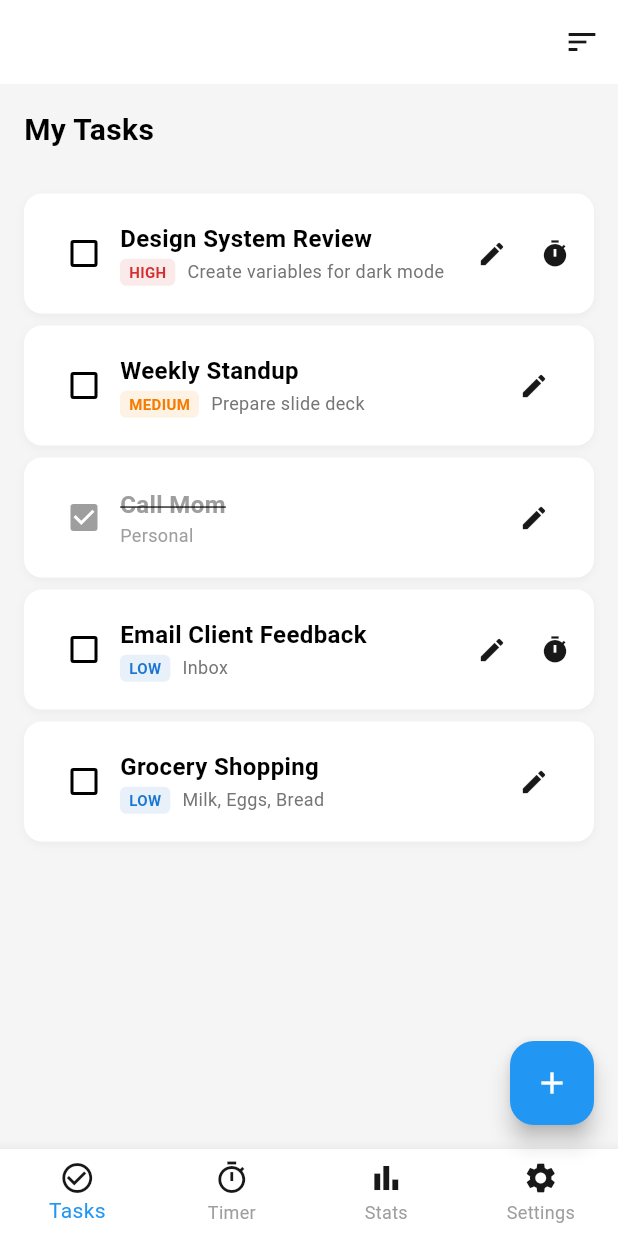
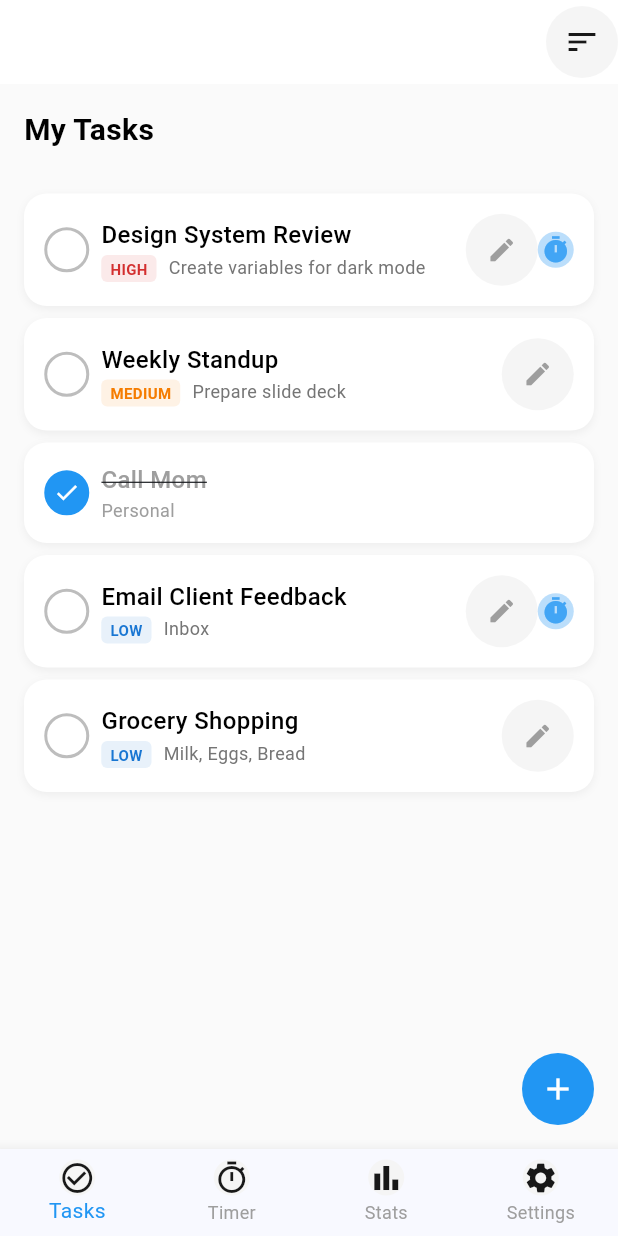
Before and after one commit to josevitor555/pomodoro_app, a Flutter app: the screen it shows after launch, on a phone screen of 412 x 824 dp. Run offline on Flutter 3.47's test engine with Material 3 defaults, Android fonts, the phone set to English and light mode, and no system bars.

Commit message:
15/12/2025 - Atividade do Charleno

```diff
--- a/lib/main.dart
+++ b/lib/main.dart
@@ -19,7 +19,7 @@ class TaskPomodoroApp extends StatelessWidget {
         // Tema iOS-like (White Theme)
         primarySwatch: Colors.blue,
         scaffoldBackgroundColor: const Color(
-          0xFFF5F5F5,
+          0xFFFAFAFA,
         ), // Background mais suave
         appBarTheme: const AppBarTheme(
           color: Colors.white,
@@ -32,8 +32,10 @@ class TaskPomodoroApp extends StatelessWidget {
           iconTheme: IconThemeData(color: Colors.black),
         ),
         // Cor de destaque (Ação) em azul sutil, mas vibrante.
-        colorScheme: ColorScheme.fromSwatch(primarySwatch: Colors.blue)
-            .copyWith(
+        colorScheme:
+            ColorScheme.fromSeed(
+              seedColor: const Color.fromARGB(255, 35, 35, 36),
+            ).copyWith(
               secondary: Colors.blue, // Usado para botões e acentos.
             ),
         useMaterial3: true,
--- a/lib/screens/pomodoro_screen.dart
+++ b/lib/screens/pomodoro_screen.dart
@@ -155,10 +155,16 @@ class _PomodoroScreenState extends State<PomodoroScreen> {
           Row(
             mainAxisAlignment: MainAxisAlignment.center,
             children: [
-              const Icon(
+              Container(
+                decoration: BoxDecoration(
+                  color: Colors.grey[100],
+                  shape: BoxShape.circle,
+                ),
+                child: const Icon(
                   Icons.check_circle_outline,
                   size: 16,
                   color: Color(0xFF181818),
+                ),
               ),
               const SizedBox(width: 8),
               Text(
@@ -215,7 +221,12 @@ class _PomodoroScreenState extends State<PomodoroScreen> {
             mainAxisAlignment: MainAxisAlignment.center,
             children: [
               // Botão Play/Pause
-              IconButton(
+              Container(
+                decoration: BoxDecoration(
+                  color: Colors.grey[100],
+                  shape: BoxShape.circle,
+                ),
+                child: IconButton(
                   icon: Icon(
                     _isRunning
                         ? Icons.pause_circle_filled
@@ -225,15 +236,22 @@ class _PomodoroScreenState extends State<PomodoroScreen> {
                   ),
                   onPressed: _toggleTimer,
                 ),
+              ),
               const SizedBox(width: 40),
               // Botão Reset
-              IconButton(
+              Container(
+                decoration: BoxDecoration(
+                  color: Colors.grey[100],
+                  shape: BoxShape.circle,
+                ),
+                child: IconButton(
                   icon: const Icon(
                     Icons.replay_circle_filled,
                     size: 50,
                     color: Color(0xFF181818),
                   ),
                   onPressed: _initializeTimerState,
+                ),
               ),
             ],
           ),
--- a/lib/screens/task_list_screen.dart
+++ b/lib/screens/task_list_screen.dart
@@ -136,19 +136,23 @@ class _TaskListScreenState extends State<TaskListScreen> {
           ),
         ),
         Expanded(
-          child: ListView(
+          child: ListView.builder(
+            // MUDANÇA: Use ListView.builder em vez de ListView.separated
+            itemCount: _tasks.length,
+            // MUDANÇA: Remover o separatorBuilder
+            // separatorBuilder: (context, index) => const Divider(height: 1, thickness: 1, color: Colors.grey),
             padding: const EdgeInsets.symmetric(vertical: 8.0),
-            children: [
-              for (final task in _tasks)
-                TaskTile(
+            itemBuilder: (context, index) {
+              final task = _tasks[index];
+              return TaskTile(
                 task: task,
                 isActive: _activeTask == task,
                 onToggleComplete: () => _toggleTaskCompletion(task),
                 onDelete: () => _deleteTask(task),
                 onSetActive: () => _setActiveTask(task),
                 onEdit: () => _editTask(task), // Chamada para a nova função
-                ),
-            ],
+              );
+            },
           ),
         ),
       ],
@@ -180,11 +184,17 @@ class _TaskListScreenState extends State<TaskListScreen> {
         title: const Text(''),
         automaticallyImplyLeading: false,
         actions: [
-          IconButton(
+          Container(
+            decoration: BoxDecoration(
+              color: Colors.grey[100],
+              shape: BoxShape.circle,
+            ),
+            child: IconButton(
               icon: const Icon(Icons.sort, color: Color(0xFF181818)),
               onPressed: () {
                 // Adicionar funcionalidade de ordenação
               },
+            ),
           ),
         ],
       ),
@@ -195,34 +205,63 @@ class _TaskListScreenState extends State<TaskListScreen> {
 
       // Botão de adição RF-1.1
       floatingActionButton: _currentIndex == 0
-          ? FloatingActionButton(
+          ? Container(
+              decoration: BoxDecoration(
+                color: Theme.of(context).colorScheme.secondary,
+                shape: BoxShape.circle,
+              ),
+              child: IconButton(
+                icon: const Icon(Icons.add, color: Colors.white),
                 onPressed: _openAddTaskModal,
-              backgroundColor: Theme.of(context).colorScheme.secondary,
-              child: const Icon(Icons.add, color: Colors.white),
+              ),
             )
           : null,
 
       // Barra de navegação inferior
       bottomNavigationBar: BottomNavigationBar(
         type: BottomNavigationBarType.fixed, // Permite mais de 3 itens
-        items: const <BottomNavigationBarItem>[
+        items: <BottomNavigationBarItem>[
           BottomNavigationBarItem(
-            icon: const Icon(
+            icon: Container(
+              decoration: BoxDecoration(
+                color: Colors.grey[100],
+                shape: BoxShape.circle,
+              ),
+              child: const Icon(
                 Icons.check_circle_outline,
                 color: Color(0xFF181818),
+              ),
             ),
             label: 'Tasks',
           ),
           BottomNavigationBarItem(
-            icon: const Icon(Icons.timer_outlined, color: Color(0xFF181818)),
+            icon: Container(
+              decoration: BoxDecoration(
+                color: Colors.grey[100],
+                shape: BoxShape.circle,
+              ),
+              child: const Icon(Icons.timer_outlined, color: Color(0xFF181818)),
+            ),
             label: 'Timer',
           ),
           BottomNavigationBarItem(
-            icon: const Icon(Icons.bar_chart, color: Color(0xFF181818)),
+            icon: Container(
+              decoration: BoxDecoration(
+                color: Colors.grey[100],
+                shape: BoxShape.circle,
+              ),
+              child: const Icon(Icons.bar_chart, color: Color(0xFF181818)),
+            ),
             label: 'Stats',
           ),
           BottomNavigationBarItem(
-            icon: const Icon(Icons.settings, color: Color(0xFF181818)),
+            icon: Container(
+              decoration: BoxDecoration(
+                color: Colors.grey[100],
+                shape: BoxShape.circle,
+              ),
+              child: const Icon(Icons.settings, color: Color(0xFF181818)),
+            ),
             label: 'Settings',
           ),
         ],
--- a/lib/widgets/task_tile.dart
+++ b/lib/widgets/task_tile.dart
@@ -21,6 +21,34 @@ class TaskTile extends StatelessWidget {
     required this.onEdit, // Adicione no construtor
   });
 
+  // 3. MUDANÇA: Substitui o Checkbox por um controle circular
+  Widget _buildCircularCheckbox(BuildContext context) {
+    return InkWell(
+      onTap: onToggleComplete,
+      borderRadius: BorderRadius.circular(15), // Arredondamento do InkWell
+      child: Container(
+        width: 30,
+        height: 30,
+        margin: const EdgeInsets.only(right: 8.0),
+        decoration: BoxDecoration(
+          shape: BoxShape.circle,
+          border: Border.all(
+            color: task.isCompleted
+                ? Theme.of(context).colorScheme.secondary
+                : Colors.grey.shade400,
+            width: 2,
+          ),
+          color: task.isCompleted
+              ? Theme.of(context).colorScheme.secondary
+              : Colors.transparent,
+        ),
+        child: task.isCompleted
+            ? const Icon(Icons.check, size: 18, color: Colors.white)
+            : null,
+      ),
+    );
+  }
+
   @override
   Widget build(BuildContext context) {
     // Cor da prioridade
@@ -39,40 +67,41 @@ class TaskTile extends StatelessWidget {
         priorityColor = Colors.grey;
     }
 
-    return GestureDetector(
-      // Usamos GestureDetector para detectar toque duplo
-      onDoubleTap: onEdit, // Toque duplo abre a edição
+    return Padding(
+      padding: const EdgeInsets.symmetric(vertical: 4.0, horizontal: 16.0),
+      child: GestureDetector(
+        onDoubleTap: onEdit,
         onLongPress: onDelete,
-      onTap: onSetActive, // Define como tarefa ativa ao tocar
+        onTap: onSetActive,
         child: Container(
-        margin: const EdgeInsets.symmetric(horizontal: 16.0, vertical: 4.0),
-        padding: const EdgeInsets.symmetric(vertical: 16.0, horizontal: 16.0),
+          padding: const EdgeInsets.all(12.0),
+          // 2. MUDANÇA: Estilização arredondada e sombra (minimalista)
           decoration: BoxDecoration(
-          color: isActive
-              ? Colors.grey.withOpacity(0.1)
-              : Colors.white, // Visual de ativo
-          borderRadius: BorderRadius.circular(12.0),
+            color: Colors.white, // Fundo branco para se destacar do FAFAFA
+            borderRadius: BorderRadius.circular(15),
             boxShadow: [
               BoxShadow(
-              color: Colors.grey.withOpacity(0.1),
-              blurRadius: 4.0,
+                color: Colors.black.withOpacity(0.05), // Sombra leve
+                spreadRadius: 0,
+                blurRadius: 4,
                 offset: const Offset(0, 2),
               ),
             ],
+            border: Border.all(
+              color: isActive
+                  ? Theme.of(context).colorScheme.secondary.withOpacity(0.5)
+                  : Colors.transparent,
+              width: 1.5,
+            ),
           ),
           child: Row(
             children: <Widget>[
-            // Checkbox de conclusão (RF-1.5)
-            Checkbox(
-              value: task.isCompleted,
-              onChanged: (val) => onToggleComplete(),
-              activeColor: task.isCompleted
-                  ? Colors.grey
-                  : Theme.of(context).colorScheme.secondary,
-            ),
+              // 3. MUDANÇA: Usa o novo widget circular
+              _buildCircularCheckbox(context),
 
               Expanded(
                 child: Column(
+                  // ... (resto da coluna de texto)
                   crossAxisAlignment: CrossAxisAlignment.start,
                   children: [
                     // Título
@@ -83,10 +112,12 @@ class TaskTile extends StatelessWidget {
                             ? TextDecoration.lineThrough
                             : TextDecoration.none,
                         fontSize: 16,
-                      fontWeight: FontWeight.w600,
+                        fontWeight: FontWeight.w500, // Levemente mais leve
                         color: task.isCompleted ? Colors.grey : Colors.black,
                       ),
                     ),
+                    // Detalhes (Priority & Description/Category)
+                    // ... (resto do código de detalhes)
                     // Detalhes (Priority & Description/Category)
                     Row(
                       children: [
@@ -129,35 +160,44 @@ class TaskTile extends StatelessWidget {
                 ),
               ),
 
-            // Ícone de edição
-            IconButton(
-              icon: const Icon(Icons.edit, size: 20, color: Color(0xFF181818)),
+              // Novo ícone para edição, removido o toque duplo para UX.
+              if (!task.isCompleted)
+                Container(
+                  decoration: BoxDecoration(
+                    color: Colors.grey[100],
+                    shape: BoxShape.circle,
+                  ),
+                  child: IconButton(
+                    icon: const Icon(Icons.edit, size: 20, color: Colors.grey),
                     onPressed: onEdit,
-              splashRadius: 24.0,
+                  ),
                 ),
 
               // Indicador de Pomodoro habilitado (RF-1.4)
               if (task.hasPomodoro && !task.isCompleted)
-              Padding(
-                padding: const EdgeInsets.only(left: 8.0),
-                child: const Icon(
+                Container(
+                  decoration: BoxDecoration(
+                    color: Colors.blue[100],
+                    shape: BoxShape.circle,
+                  ),
+                  child: Padding(
+                    padding: const EdgeInsets.all(2.0),
+                    child: Icon(
                       Icons.timer,
                       size: 20,
-                  color: Color(0xFF181818),
+                      color: Colors.blue.shade400,
+                    ),
                   ),
                 ),
 
-            // Indicador de Tarefa Ativa
-            if (isActive)
-              Padding(
-                padding: const EdgeInsets.only(left: 8.0),
-                child: const Icon(
-                  Icons.circle,
-                  size: 8,
-                  color: Color(0xFF181818),
+              // Indicador de Tarefa Ativa (Removido para simplificar o visual)
+              // if (isActive)
+              //   Padding(
+              //     padding: const EdgeInsets.only(left: 8.0),
+              //     child: Icon(Icons.circle, size: 8, color: Theme.of(context).colorScheme.secondary),
+              //   ),
+            ],
           ),
-              ),
-          ],
         ),
       ),
     );
```
Lines whose indentation alone changed are shown as unchanged.
